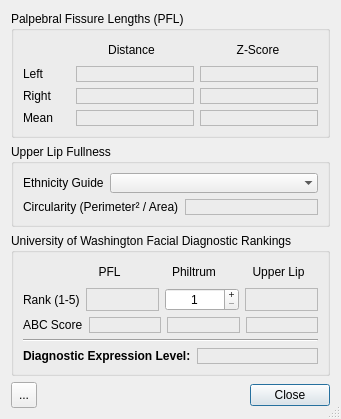
Qt form plugins/FASD/forms/FASDDialog.ui (frontiersi/Cliniface) before a commit.
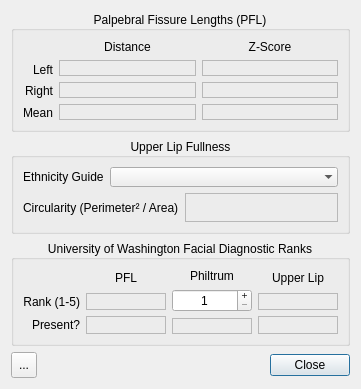
The same form after that commit. Icons and pictures are not drawn.

Diff of the .ui file:
```diff
--- a/plugins/FASD/forms/FASDDialog.ui
+++ b/plugins/FASD/forms/FASDDialog.ui
@@ -6,8 +6,8 @@
    <rect>
     <x>0</x>
     <y>0</y>
-    <width>330</width>
-    <height>400</height>
+    <width>361</width>
+    <height>389</height>
    </rect>
   </property>
   <property name="windowTitle">
@@ -18,145 +18,102 @@
     <normaloff>:/logos/window_icon.png</normaloff>:/logos/window_icon.png</iconset>
   </property>
   <property name="sizeGripEnabled">
-   <bool>true</bool>
+   <bool>false</bool>
   </property>
-  <layout class="QVBoxLayout" name="verticalLayout_5">
+  <layout class="QVBoxLayout" name="verticalLayout_11" stretch="1,1,1,0">
    <item>
     <widget class="QGroupBox" name="groupBox0">
      <property name="font">
       <font>
-       <weight>50</weight>
        <bold>false</bold>
       </font>
      </property>
      <property name="title">
       <string>Palpebral Fissure Lengths (PFL)</string>
      </property>
+     <property name="alignment">
+      <set>Qt::AlignCenter</set>
+     </property>
      <layout class="QVBoxLayout" name="verticalLayout">
       <item>
-       <layout class="QHBoxLayout" name="horizontalLayout_4" stretch="2,5,5">
+       <layout class="QHBoxLayout" name="horizontalLayout" stretch="0,1,1">
         <item>
-         <spacer name="horizontalSpacer">
-          <property name="orientation">
-           <enum>Qt::Horizontal</enum>
-          </property>
-          <property name="sizeHint" stdset="0">
-           <size>
-            <width>40</width>
-            <height>20</height>
-           </size>
-          </property>
-         </spacer>
-        </item>
+         <layout class="QVBoxLayout" name="verticalLayout_10">
         <item>
-         <widget class="QLabel" name="pflDistanceLabel">
+           <widget class="QLabel" name="label_4">
           <property name="text">
-           <string>Distance</string>
-          </property>
-          <property name="alignment">
-           <set>Qt::AlignCenter</set>
-          </property>
-         </widget>
-        </item>
-        <item>
-         <widget class="QLabel" name="zscoreLabel">
-          <property name="font">
-           <font>
-            <weight>50</weight>
-            <bold>false</bold>
-           </font>
-          </property>
-          <property name="text">
-           <string>Z-Score</string>
-          </property>
-          <property name="alignment">
-           <set>Qt::AlignCenter</set>
-          </property>
-         </widget>
-        </item>
-       </layout>
-      </item>
-      <item>
-       <layout class="QHBoxLayout" name="horizontalLayout" stretch="2,5,5">
+             <string/>
+            </property>
+           </widget>
+          </item>
         <item>
          <widget class="QLabel" name="label_2">
           <property name="text">
            <string>Left</string>
           </property>
-         </widget>
-        </item>
-        <item>
-         <widget class="QLabel" name="leftPFLValueLabel">
-          <property name="frameShape">
-           <enum>QFrame::StyledPanel</enum>
-          </property>
-          <property name="text">
-           <string/>
-          </property>
           <property name="alignment">
-           <set>Qt::AlignCenter</set>
+             <set>Qt::AlignRight|Qt::AlignTrailing|Qt::AlignVCenter</set>
           </property>
          </widget>
         </item>
-        <item>
-         <widget class="QLabel" name="leftPFLZScoreLabel">
-          <property name="frameShape">
-           <enum>QFrame::StyledPanel</enum>
-          </property>
-          <property name="text">
-           <string/>
-          </property>
-          <property name="alignment">
-           <set>Qt::AlignCenter</set>
-          </property>
-         </widget>
-        </item>
-       </layout>
-      </item>
-      <item>
-       <layout class="QHBoxLayout" name="horizontalLayout_2" stretch="2,5,5">
         <item>
          <widget class="QLabel" name="label">
           <property name="text">
            <string>Right</string>
           </property>
-         </widget>
-        </item>
-        <item>
-         <widget class="QLabel" name="rightPFLValueLabel">
-          <property name="frameShape">
-           <enum>QFrame::StyledPanel</enum>
-          </property>
-          <property name="text">
-           <string/>
-          </property>
           <property name="alignment">
-           <set>Qt::AlignCenter</set>
+             <set>Qt::AlignRight|Qt::AlignTrailing|Qt::AlignVCenter</set>
           </property>
          </widget>
         </item>
-        <item>
-         <widget class="QLabel" name="rightPFLZScoreLabel">
-          <property name="frameShape">
-           <enum>QFrame::StyledPanel</enum>
-          </property>
-          <property name="text">
-           <string/>
-          </property>
-          <property name="alignment">
-           <set>Qt::AlignCenter</set>
-          </property>
-         </widget>
-        </item>
-       </layout>
-      </item>
-      <item>
-       <layout class="QHBoxLayout" name="horizontalLayout_3" stretch="2,5,5">
         <item>
          <widget class="QLabel" name="label_3">
           <property name="text">
            <string>Mean</string>
           </property>
+            <property name="alignment">
+             <set>Qt::AlignRight|Qt::AlignTrailing|Qt::AlignVCenter</set>
+            </property>
+           </widget>
+          </item>
+         </layout>
+        </item>
+        <item>
+         <layout class="QVBoxLayout" name="verticalLayout_9">
+          <item>
+           <widget class="QLabel" name="pflDistanceLabel">
+            <property name="text">
+             <string>Distance</string>
+            </property>
+            <property name="alignment">
+             <set>Qt::AlignCenter</set>
+            </property>
+           </widget>
+          </item>
+          <item>
+           <widget class="QLabel" name="leftPFLValueLabel">
+            <property name="frameShape">
+             <enum>QFrame::StyledPanel</enum>
+            </property>
+            <property name="text">
+             <string/>
+            </property>
+            <property name="alignment">
+             <set>Qt::AlignCenter</set>
+            </property>
+           </widget>
+          </item>
+          <item>
+           <widget class="QLabel" name="rightPFLValueLabel">
+            <property name="frameShape">
+             <enum>QFrame::StyledPanel</enum>
+            </property>
+            <property name="text">
+             <string/>
+            </property>
+            <property name="alignment">
+             <set>Qt::AlignCenter</set>
+            </property>
          </widget>
         </item>
         <item>
@@ -175,6 +132,51 @@
           </property>
          </widget>
         </item>
+         </layout>
+        </item>
+        <item>
+         <layout class="QVBoxLayout" name="verticalLayout_2">
+          <item>
+           <widget class="QLabel" name="zscoreLabel">
+            <property name="font">
+             <font>
+              <bold>false</bold>
+             </font>
+            </property>
+            <property name="text">
+             <string>Z-Score</string>
+            </property>
+            <property name="alignment">
+             <set>Qt::AlignCenter</set>
+            </property>
+           </widget>
+          </item>
+          <item>
+           <widget class="QLabel" name="leftPFLZScoreLabel">
+            <property name="frameShape">
+             <enum>QFrame::StyledPanel</enum>
+            </property>
+            <property name="text">
+             <string/>
+            </property>
+            <property name="alignment">
+             <set>Qt::AlignCenter</set>
+            </property>
+           </widget>
+          </item>
+          <item>
+           <widget class="QLabel" name="rightPFLZScoreLabel">
+            <property name="frameShape">
+             <enum>QFrame::StyledPanel</enum>
+            </property>
+            <property name="text">
+             <string/>
+            </property>
+            <property name="alignment">
+             <set>Qt::AlignCenter</set>
+            </property>
+           </widget>
+          </item>
         <item>
          <widget class="QLabel" name="meanPFLZScoreLabel">
           <property name="frameShape">
@@ -191,6 +193,8 @@
        </layout>
       </item>
      </layout>
+      </item>
+     </layout>
     </widget>
    </item>
    <item>
@@ -198,6 +202,9 @@
      <property name="title">
       <string>Upper Lip Fullness</string>
      </property>
+     <property name="alignment">
+      <set>Qt::AlignCenter</set>
+     </property>
      <layout class="QVBoxLayout" name="verticalLayout_4">
       <item>
        <layout class="QHBoxLayout" name="horizontalLayout_10" stretch="0,1">
@@ -253,26 +260,50 @@
    <item>
     <widget class="QGroupBox" name="groupBox2">
      <property name="title">
-      <string>University of Washington Facial Diagnostic Rankings   </string>
+      <string>University of Washington Facial Diagnostic Ranks</string>
+     </property>
+     <property name="alignment">
+      <set>Qt::AlignCenter</set>
      </property>
      <layout class="QVBoxLayout" name="verticalLayout_3">
       <item>
-       <layout class="QVBoxLayout" name="verticalLayout_2">
+       <layout class="QHBoxLayout" name="horizontalLayout_6" stretch="0,1,1,1">
         <item>
-         <layout class="QHBoxLayout" name="horizontalLayout_7" stretch="3,5,5,5">
+         <layout class="QVBoxLayout" name="verticalLayout_8">
           <item>
-           <spacer name="horizontalSpacer_2">
-            <property name="orientation">
-             <enum>Qt::Horizontal</enum>
+           <widget class="QLabel" name="label_12">
+            <property name="text">
+             <string/>
             </property>
-            <property name="sizeHint" stdset="0">
-             <size>
-              <width>40</width>
-              <height>20</height>
-             </size>
+            <property name="alignment">
+             <set>Qt::AlignCenter</set>
             </property>
-           </spacer>
+           </widget>
           </item>
+          <item>
+           <widget class="QLabel" name="label_11">
+            <property name="text">
+             <string>Rank (1-5)</string>
+            </property>
+            <property name="alignment">
+             <set>Qt::AlignRight|Qt::AlignTrailing|Qt::AlignVCenter</set>
+            </property>
+           </widget>
+          </item>
+          <item>
+           <widget class="QLabel" name="label_13">
+            <property name="text">
+             <string>Present?</string>
+            </property>
+            <property name="alignment">
+             <set>Qt::AlignRight|Qt::AlignTrailing|Qt::AlignVCenter</set>
+            </property>
+           </widget>
+          </item>
+         </layout>
+        </item>
+        <item>
+         <layout class="QVBoxLayout" name="verticalLayout_5">
           <item>
            <widget class="QLabel" name="label_10">
             <property name="text">
@@ -284,6 +315,36 @@
            </widget>
           </item>
           <item>
+           <widget class="QLabel" name="pflRankLabel">
+            <property name="frameShape">
+             <enum>QFrame::StyledPanel</enum>
+            </property>
+            <property name="text">
+             <string/>
+            </property>
+            <property name="alignment">
+             <set>Qt::AlignCenter</set>
+            </property>
+           </widget>
+          </item>
+          <item>
+           <widget class="QLabel" name="pflABCLabel">
+            <property name="frameShape">
+             <enum>QFrame::StyledPanel</enum>
+            </property>
+            <property name="text">
+             <string/>
+            </property>
+            <property name="alignment">
+             <set>Qt::AlignCenter</set>
+            </property>
+           </widget>
+          </item>
+         </layout>
+        </item>
+        <item>
+         <layout class="QVBoxLayout" name="verticalLayout_6">
+          <item>
            <widget class="QLabel" name="label_8">
             <property name="text">
              <string>Philtrum</string>
@@ -294,40 +355,6 @@
            </widget>
           </item>
           <item>
-           <widget class="QLabel" name="label_9">
-            <property name="text">
-             <string>Upper Lip</string>
-            </property>
-            <property name="alignment">
-             <set>Qt::AlignCenter</set>
-            </property>
-           </widget>
-          </item>
-         </layout>
-        </item>
-        <item>
-         <layout class="QHBoxLayout" name="horizontalLayout_8" stretch="3,5,5,5">
-          <item>
-           <widget class="QLabel" name="label_11">
-            <property name="text">
-             <string>Rank (1-5)</string>
-            </property>
-           </widget>
-          </item>
-          <item>
-           <widget class="QLabel" name="pflRankLabel">
-            <property name="frameShape">
-             <enum>QFrame::StyledPanel</enum>
-            </property>
-            <property name="text">
-             <string/>
-            </property>
-            <property name="alignment">
-             <set>Qt::AlignCenter</set>
-            </property>
-           </widget>
-          </item>
-          <item>
            <widget class="QSpinBox" name="philtrumRankSpinBox">
             <property name="toolTip">
              <string>&lt;html&gt;&lt;head/&gt;&lt;body&gt;&lt;p&gt;Select a rank based on assessment of the philtrum's curvature using the Lip-Philtrum Guides (2004) available from &lt;a href=&quot;http://depts.washington.edu/fasdpn/htmls/lip-philtrum-guides.htm&quot;&gt;&lt;span style=&quot; text-decoration: underline; color:#007af4;&quot;&gt;http://depts.washington.edu/fasdpn/htmls/lip-philtrum-guides.htm&lt;/span&gt;&lt;/a&gt;. Ensure the set of images used corresponds with the ethnicity guide selected above.&lt;/p&gt;&lt;/body&gt;&lt;/html&gt;</string>
@@ -356,43 +383,6 @@
            </widget>
           </item>
           <item>
-           <widget class="QLabel" name="upperLipRankLabel">
-            <property name="frameShape">
-             <enum>QFrame::StyledPanel</enum>
-            </property>
-            <property name="text">
-             <string/>
-            </property>
-            <property name="alignment">
-             <set>Qt::AlignCenter</set>
-            </property>
-           </widget>
-          </item>
-         </layout>
-        </item>
-        <item>
-         <layout class="QHBoxLayout" name="horizontalLayout_9" stretch="3,5,5,5">
-          <item>
-           <widget class="QLabel" name="label_13">
-            <property name="text">
-             <string>ABC Score</string>
-            </property>
-           </widget>
-          </item>
-          <item>
-           <widget class="QLabel" name="pflABCLabel">
-            <property name="frameShape">
-             <enum>QFrame::StyledPanel</enum>
-            </property>
-            <property name="text">
-             <string/>
-            </property>
-            <property name="alignment">
-             <set>Qt::AlignCenter</set>
-            </property>
-           </widget>
-          </item>
-          <item>
            <widget class="QLabel" name="philtrumABCLabel">
             <property name="frameShape">
              <enum>QFrame::StyledPanel</enum>
@@ -405,6 +395,33 @@
             </property>
            </widget>
           </item>
+         </layout>
+        </item>
+        <item>
+         <layout class="QVBoxLayout" name="verticalLayout_7">
+          <item>
+           <widget class="QLabel" name="label_9">
+            <property name="text">
+             <string>Upper Lip</string>
+            </property>
+            <property name="alignment">
+             <set>Qt::AlignCenter</set>
+            </property>
+           </widget>
+          </item>
+          <item>
+           <widget class="QLabel" name="upperLipRankLabel">
+            <property name="frameShape">
+             <enum>QFrame::StyledPanel</enum>
+            </property>
+            <property name="text">
+             <string/>
+            </property>
+            <property name="alignment">
+             <set>Qt::AlignCenter</set>
+            </property>
+           </widget>
+          </item>
           <item>
            <widget class="QLabel" name="upperLipABCLabel">
             <property name="frameShape">
@@ -422,43 +439,6 @@
         </item>
        </layout>
       </item>
-      <item>
-       <widget class="Line" name="line">
-        <property name="orientation">
-         <enum>Qt::Horizontal</enum>
-        </property>
-       </widget>
-      </item>
-      <item>
-       <layout class="QHBoxLayout" name="horizontalLayout_6" stretch="0,1">
-        <item>
-         <widget class="QLabel" name="label_12">
-          <property name="font">
-           <font>
-            <weight>75</weight>
-            <bold>true</bold>
-           </font>
-          </property>
-          <property name="text">
-           <string>Diagnostic Expression Level:</string>
-          </property>
-         </widget>
-        </item>
-        <item>
-         <widget class="QLabel" name="rankLabel">
-          <property name="frameShape">
-           <enum>QFrame::StyledPanel</enum>
-          </property>
-          <property name="text">
-           <string/>
-          </property>
-          <property name="alignment">
-           <set>Qt::AlignCenter</set>
-          </property>
-         </widget>
-        </item>
-       </layout>
-      </item>
      </layout>
     </widget>
    </item>
```
Left out of the diff: 1 changed line with no effect on the pictures. Lines whose indentation alone changed are shown as unchanged.
